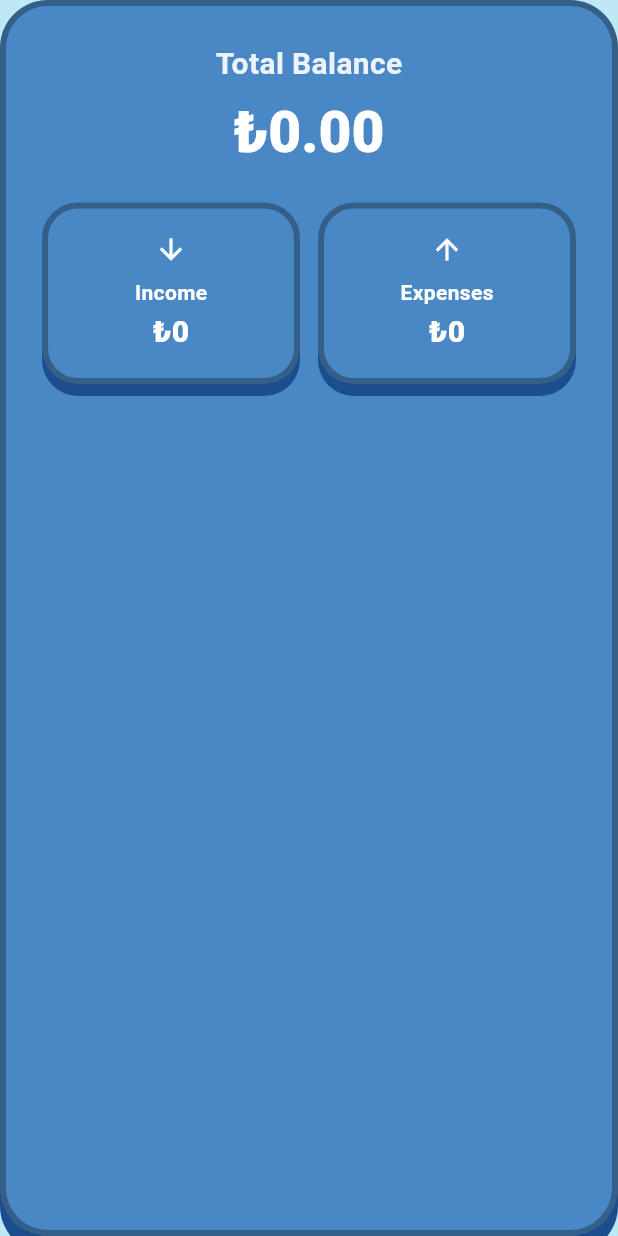
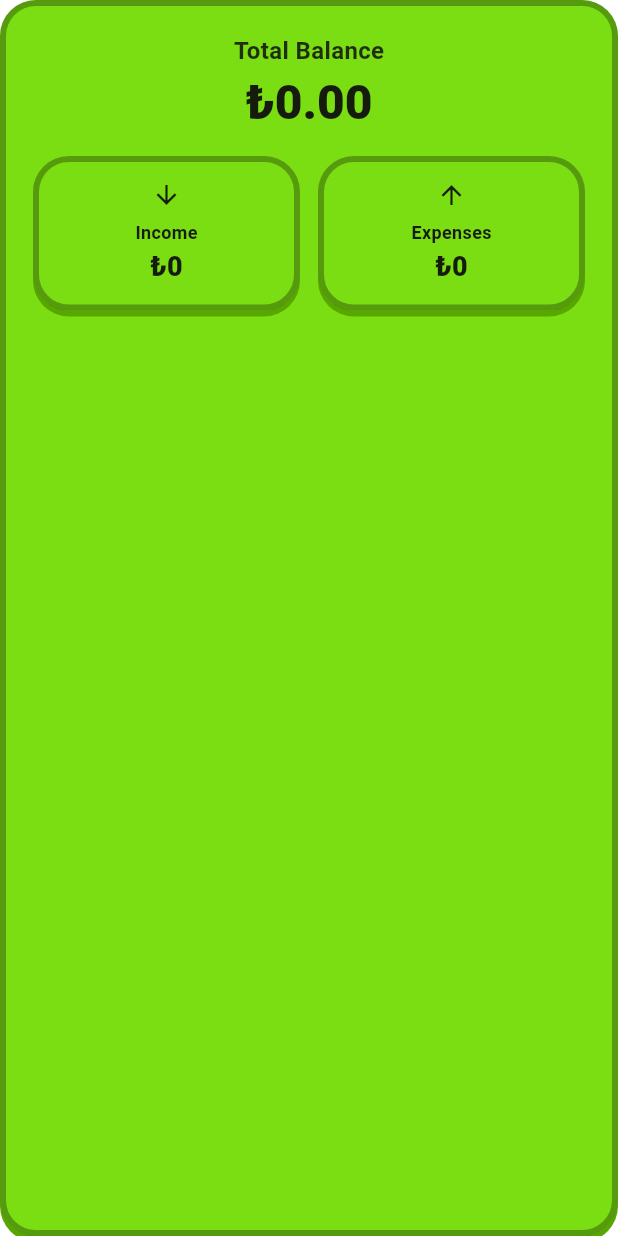
Before and after one commit to bburaakk/harcama_app, a Flutter app: the BalanceCard widget shown alone on an empty page, opened directly with empty values, on a phone screen of 412 x 824 dp. Run offline on Flutter 3.47's test engine with Material 3 defaults, Android fonts, the phone set to English and light mode, and no system bars; our stand-ins replace equatable, fl_chart, hive, hive_flutter, material_symbols_icons, math_expressions; accounts and stored records are empty; network calls fail.

Commit message:
yeni design

```diff
--- a/lib/presentation/theme/app_colors.dart
+++ b/lib/presentation/theme/app_colors.dart
@@ -2,21 +2,42 @@ import 'package:flutter/material.dart';
 
 class AppColors {
   // Background Colors
-  static const Color scaffoldBackground = Color.fromARGB(255, 189, 232, 245);
+  static const Color scaffoldBackground = Color(0xFFFFFFFF);
+  static const Color backgroundDark = Color(0xFF192210);
 
-  // Primary Card Colors
-  static const Color primaryCardColor = Color.fromARGB(255, 73, 136, 196);
-  static const Color primaryCardShadow = Color.fromARGB(255, 28, 77, 141);
+  // Primary Colors - Green
+  static const Color primary = Color(0xFF7BDE12);
+  static const Color primaryDark = Color(0xFF58A700);
+
+  // Secondary Blue
+  static const Color secondaryBlue = Color(0xFF1CB0F6);
+  static const Color secondaryBlueDark = Color(0xFF1899D6);
+
+  // Secondary Yellow
+  static const Color secondaryYellow = Color(0xFFFFC800);
+  static const Color secondaryYellowDark = Color(0xFFE5A400);
+
+  // Gray Colors
+  static const Color gray100 = Color(0xFFF3F4F6);
+  static const Color gray200 = Color(0xFFE5E7EB);
+  static const Color gray300 = Color(0xFFD1D5DB);
+  static const Color gray400 = Color(0xFF9CA3AF);
+  static const Color gray500 = Color(0xFF6B7280);
+  static const Color textDark = Color(0xFF151B0D);
+
+  // Legacy - Primary Card Colors (keeping for compatibility)
+  static const Color primaryCardColor = Color(0xFF7BDE12);
+  static const Color primaryCardShadow = Color(0xFF58A700);
 
   // Stat Box Colors
-  static const Color statBoxColor = Color.fromARGB(255, 73, 136, 196);
-  static const Color statBoxShadow = Color.fromARGB(255, 28, 77, 141);
+  static const Color statBoxColor = Color(0xFF7BDE12);
+  static const Color statBoxShadow = Color(0xFF58A700);
 
   // Text Colors
-  static const Color primaryTextOnCard = Colors.white;
+  static const Color primaryTextOnCard = Color(0xFF151B0D);
 
   // Border Radius
-  static const double cardBorderRadius = 32.0;
+  static const double cardBorderRadius = 24.0;
   static const double statBoxBorderRadius = 24.0;
 
   // Spacing
@@ -24,6 +45,6 @@ class AppColors {
   static const double statBoxPadding = 16.0;
 
   // Shadow
-  static const Offset cardShadowOffset = Offset(0, 12);
-  static const Offset statBoxShadowOffset = Offset(0, 8);
+  static const Offset cardShadowOffset = Offset(0, 4);
+  static const Offset statBoxShadowOffset = Offset(0, 4);
 }
--- a/lib/presentation/widgets/balance_card.dart
+++ b/lib/presentation/widgets/balance_card.dart
@@ -21,7 +21,7 @@ class BalanceCard extends StatelessWidget {
       onPressed: () {
         // TODO: Add functionality
       },
-      padding: const EdgeInsets.all(AppColors.cardPadding),
+      padding: const EdgeInsets.all(18),
       decoration: BoxDecoration(
         borderRadius: BorderRadius.circular(AppColors.cardBorderRadius),
         border: Border.all(
@@ -42,20 +42,20 @@ class BalanceCard extends StatelessWidget {
             "Total Balance",
             style: TextStyle(
               color: AppColors.primaryTextOnCard.withOpacity(0.9),
-              fontSize: 20,
+              fontSize: 16,
               fontWeight: FontWeight.w700,
             ),
           ),
-          const SizedBox(height: 8),
+          const SizedBox(height: 4),
           Text(
             "₺${balance.toStringAsFixed(2)}",
             style: Theme.of(context).textTheme.displaySmall?.copyWith(
                   fontWeight: FontWeight.w900,
                   color: AppColors.primaryTextOnCard,
-                  fontSize: 38,
+                  fontSize: 32,
                 ),
           ),
-          const SizedBox(height: 24),
+          const SizedBox(height: 16),
           GestureDetector(
             behavior: HitTestBehavior.opaque,
             onTap: () {},
--- a/lib/presentation/widgets/stat_box.dart
+++ b/lib/presentation/widgets/stat_box.dart
@@ -19,7 +19,7 @@ class StatBox extends StatelessWidget {
     return Expanded(
       child: PressableContainer(
         onPressed: () => {},
-        padding: const EdgeInsets.symmetric(vertical: AppColors.statBoxPadding),
+        padding: const EdgeInsets.symmetric(vertical: 12),
         decoration: BoxDecoration(
           borderRadius: BorderRadius.circular(AppColors.statBoxBorderRadius),
           color: AppColors.statBoxColor,
@@ -36,14 +36,14 @@ class StatBox extends StatelessWidget {
         ],
         child: Column(
           children: [
-            Icon(icon, size: 22, color: AppColors.primaryTextOnCard),
-            const SizedBox(height: 8),
+            Icon(icon, size: 20, color: AppColors.primaryTextOnCard),
+            const SizedBox(height: 6),
             Text(
               label,
               style: const TextStyle(
                 color: AppColors.primaryTextOnCard,
                 fontWeight: FontWeight.w700,
-                fontSize: 14,
+                fontSize: 12,
               ),
             ),
             const SizedBox(height: 2),
@@ -51,7 +51,7 @@ class StatBox extends StatelessWidget {
               "₺${value.toStringAsFixed(0)}",
               style: const TextStyle(
                 color: AppColors.primaryTextOnCard,
-                fontSize: 20,
+                fontSize: 18,
                 fontWeight: FontWeight.w900,
               ),
             ),
```
Also changed, not shown: lib/presentation/pages/home_page.dart (+73 -16 lines), lib/presentation/widgets/daily_goal_card.dart (added, +156 -0 lines), lib/presentation/widgets/floating_add_button.dart (+7 -13 lines), lib/presentation/widgets/nav_bar.dart (+6 -6 lines), lib/presentation/widgets/remaining_balance_card.dart (added, +74 -0 lines), lib/presentation/widgets/transaction_card.dart (+38 -35 lines).
